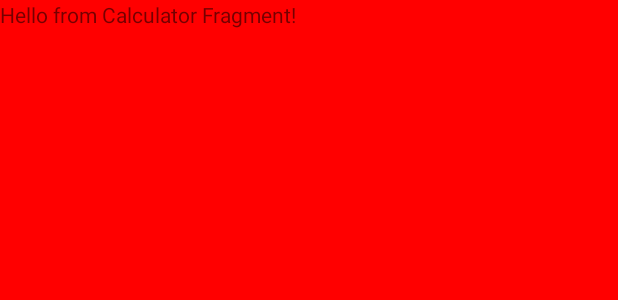
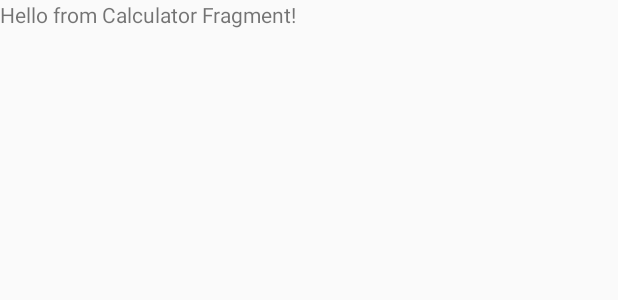
Before and after one commit to pawslaw/MAD305-Android-Project, an Android app: the layout fragment_calculator.xml on its own in the app's theme, with its tools: preview values and no code run, on a phone screen of 412 x 824 dp. Shown: the top 300 px of the screen. Run offline under Robolectric (Android 15) with nearby library versions, the phone set to English and light mode, and no system bars.

Commit message:
Removed test colour from calculator

```diff
--- a/app/src/main/res/layout/fragment_calculator.xml
+++ b/app/src/main/res/layout/fragment_calculator.xml
@@ -3,8 +3,7 @@
     android:layout_width="match_parent"
     android:layout_height="match_parent"
     tools:context="ca.stclaircollege.crazycandy.CalculatorFragment"
-    android:orientation="vertical"
-    android:background="#FF0000">
+    android:orientation="vertical">
 
     <!-- TODO: Update blank fragment layout -->
     <TextView
```
